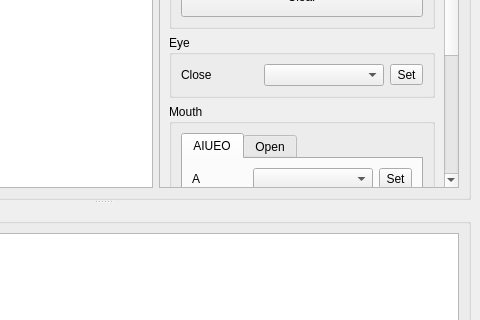
Qt form app/fusion/python/rs_fusion/tool/psd2tatie/psd2tatie.ui (nakano000/Resolve_Script) before a commit; both pictures show x 275 to 755 and y 489 to 809 of the 755 by 1046 pixel window.
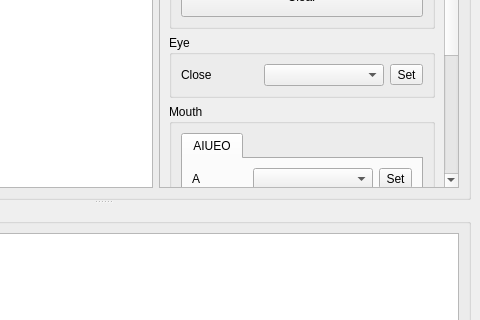
The same form after that commit. Custom widgets are drawn as their Qt base class.

Commit message: Remove unused "tab_2" from PSD2Tatie UI

What changed in the file:
```diff
--- a/app/fusion/python/rs_fusion/tool/psd2tatie/psd2tatie.ui
+++ b/app/fusion/python/rs_fusion/tool/psd2tatie/psd2tatie.ui
@@ -505,11 +505,6 @@
                      </item>
                     </layout>
                    </widget>
-                   <widget class="QWidget" name="tab_2">
-                    <attribute name="title">
-                     <string>Open</string>
-                    </attribute>
-                   </widget>
                   </widget>
                  </item>
                 </layout>
```
The commit also changes 1 other file.
